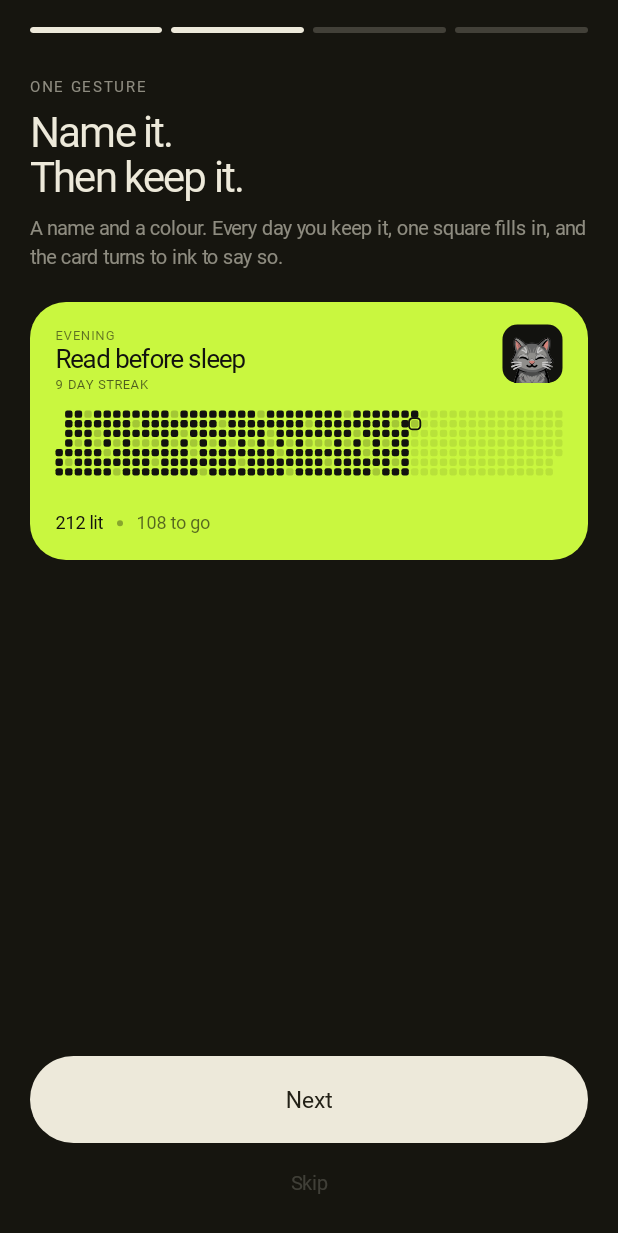
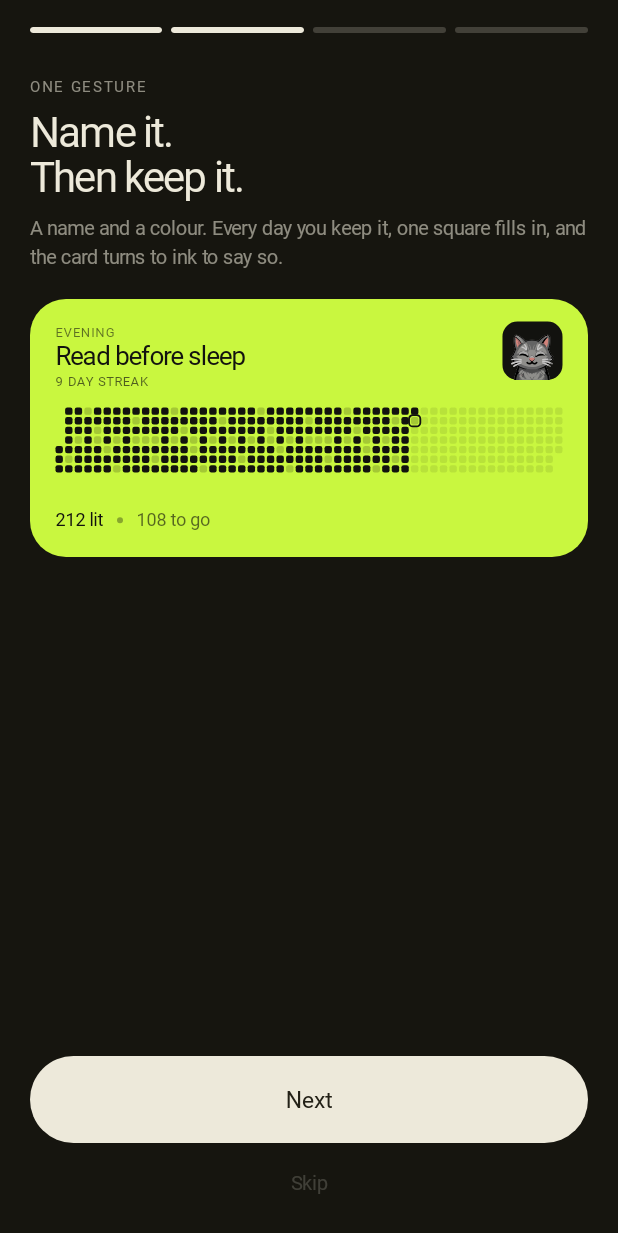
Before and after one commit to ayan-pathak/ritual-habit-widget, an Android app built with Jetpack Compose: the composable TourScreen shown on its own in the app's theme, after a tap on "Next", on a phone screen of 412 x 824 dp. Shown: the top 1233 px of the screen. Run offline under Robolectric (Android 15) with nearby library versions, the phone set to English and light mode, and no system bars; 8 statements that could not run were skipped; 2 other taps on this screen came first.

```diff
--- a/app/src/main/java/com/ayan/ritual/ui/TourScreen.kt
+++ b/app/src/main/java/com/ayan/ritual/ui/TourScreen.kt
@@ -23,8 +23,6 @@ import androidx.compose.foundation.layout.navigationBarsPadding
 import androidx.compose.foundation.layout.padding
 import androidx.compose.foundation.layout.size
 import androidx.compose.foundation.layout.statusBarsPadding
-import androidx.compose.foundation.rememberScrollState
-import androidx.compose.foundation.verticalScroll
 import androidx.compose.foundation.shape.RoundedCornerShape
 import androidx.compose.material3.Text
 import androidx.compose.runtime.Composable
@@ -86,18 +84,12 @@ fun TourScreen(onDone: () -> Unit) {
 
         // The stage keeps its height across panels, so the pill at the bottom
         // never moves while someone is tapping it four times.
-        Box(
-            Modifier
-                .fillMaxWidth()
-                .weight(1f)
-                .verticalScroll(rememberScrollState()),
-            contentAlignment = Alignment.TopStart
-        ) {
+        Box(Modifier.fillMaxWidth().weight(1f), contentAlignment = Alignment.TopStart) {
             if (step == 0) LookPanel() else TellPanel(PANELS[step - 1])
         }
 
         InkPill(
-            label = if (step == last) "Start keeping days" else "Next",
+            label = if (step == last) "Let\u2019s start a new habit" else "Next",
             onClick = {
                 if (step == last) {
                     Onboarding.markSawTour()
@@ -190,15 +182,18 @@ private val PANELS: List<Panel> = listOf(
 
 @Composable
 private fun TellPanel(panel: Panel) {
-    Column(Modifier.fillMaxWidth()) {
+    Column(Modifier.fillMaxSize()) {
         CapsLabel(panel.caps)
         Spacer(Modifier.height(8.dp))
         Text(panel.title, style = Display.copy(fontSize = 28.sp, lineHeight = 30.sp))
         Spacer(Modifier.height(10.dp))
         Text(panel.body, style = Body.copy(fontSize = 13.sp, lineHeight = 19.sp))
-        Spacer(Modifier.height(22.dp))
-        panel.art()
-        Spacer(Modifier.height(24.dp))
+        Spacer(Modifier.height(20.dp))
+        // Whatever the copy leaves is the picture's, and the picture fits it.
+        Box(Modifier.fillMaxWidth().weight(1f), contentAlignment = Alignment.TopCenter) {
+            panel.art()
+        }
+        Spacer(Modifier.height(8.dp))
     }
 }
 
@@ -323,11 +318,12 @@ private fun CardArt(marked: Boolean) {
 private fun PhoneHomeScreen() {
     // The panel is 353dp across, so treating it as a 353dp-wide phone makes
     // every dp inside it the dp it would be on the real thing.
-    val widgetWidth = 321.dp
     Column(
         Modifier
             .fillMaxWidth()
-            .height(300.dp)
+            // Tall enough that nothing has to give, and clipped at the bottom
+            // because a home screen carries on below the fold.
+            .height(330.dp)
             .clip(RoundedCornerShape(topStart = 30.dp, topEnd = 30.dp, bottomStart = 4.dp, bottomEnd = 4.dp))
             .background(WALLPAPER)
             .padding(horizontal = 16.dp)
@@ -401,9 +397,12 @@ private val WALL_INK = Color(0xFFF2EFE3)
 @Composable
 private fun StoryArt() {
     val density = LocalDensity.current
-    BoxWithConstraints(Modifier.fillMaxWidth()) {
-        val width = maxWidth
-        val height = width * (ShareCardRenderer.STORY_H.toFloat() / ShareCardRenderer.STORY_W)
+    BoxWithConstraints(Modifier.fillMaxSize()) {
+        val ratio = ShareCardRenderer.STORY_W.toFloat() / ShareCardRenderer.STORY_H
+        // Whichever runs out first, so the frame is whole and still as large as
+        // the panel allows.
+        val width = minOf(maxWidth, maxHeight * ratio)
+        val height = width / ratio
         val model = demoModel(true)
         val bitmap = remember(model, width) {
             with(density) {
```
